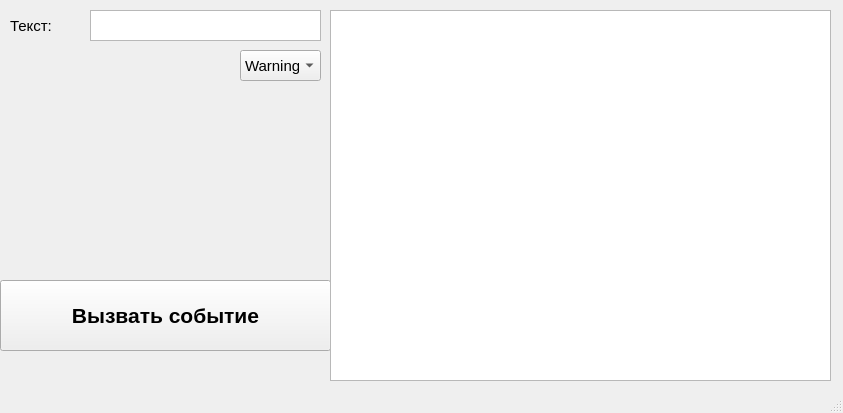
edfefegeger/Qt_win_status, file mainwindow.ui: the form before one commit.
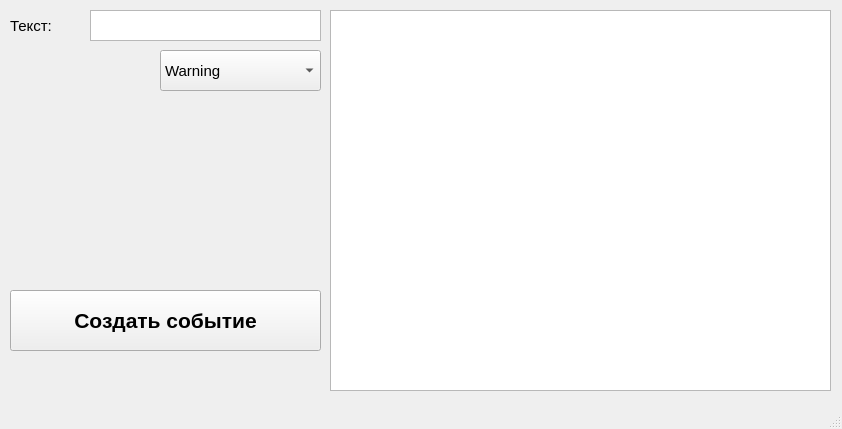
The form after the commit.

The edit to the form file:
```diff
--- a/mainwindow.ui
+++ b/mainwindow.ui
@@ -6,8 +6,8 @@
    <rect>
     <x>0</x>
     <y>0</y>
-    <width>843</width>
-    <height>413</height>
+    <width>842</width>
+    <height>429</height>
    </rect>
   </property>
   <property name="font">
@@ -22,10 +22,10 @@
    <widget class="QPushButton" name="pushButton">
     <property name="geometry">
      <rect>
-      <x>0</x>
-      <y>280</y>
-      <width>331</width>
-      <height>71</height>
+      <x>10</x>
+      <y>290</y>
+      <width>311</width>
+      <height>61</height>
      </rect>
     </property>
     <property name="font">
@@ -35,16 +35,16 @@
      </font>
     </property>
     <property name="text">
-     <string>Вызвать событие</string>
+     <string>Создать событие</string>
     </property>
    </widget>
    <widget class="QComboBox" name="comboBox_2">
     <property name="geometry">
      <rect>
-      <x>240</x>
+      <x>160</x>
       <y>50</y>
-      <width>81</width>
-      <height>31</height>
+      <width>161</width>
+      <height>41</height>
      </rect>
     </property>
     <property name="editable">
@@ -72,7 +72,7 @@
       <x>330</x>
       <y>10</y>
       <width>501</width>
-      <height>371</height>
+      <height>381</height>
      </rect>
     </property>
    </widget>
```
Left out of the diff: 12 changed lines with no effect on the pictures.
